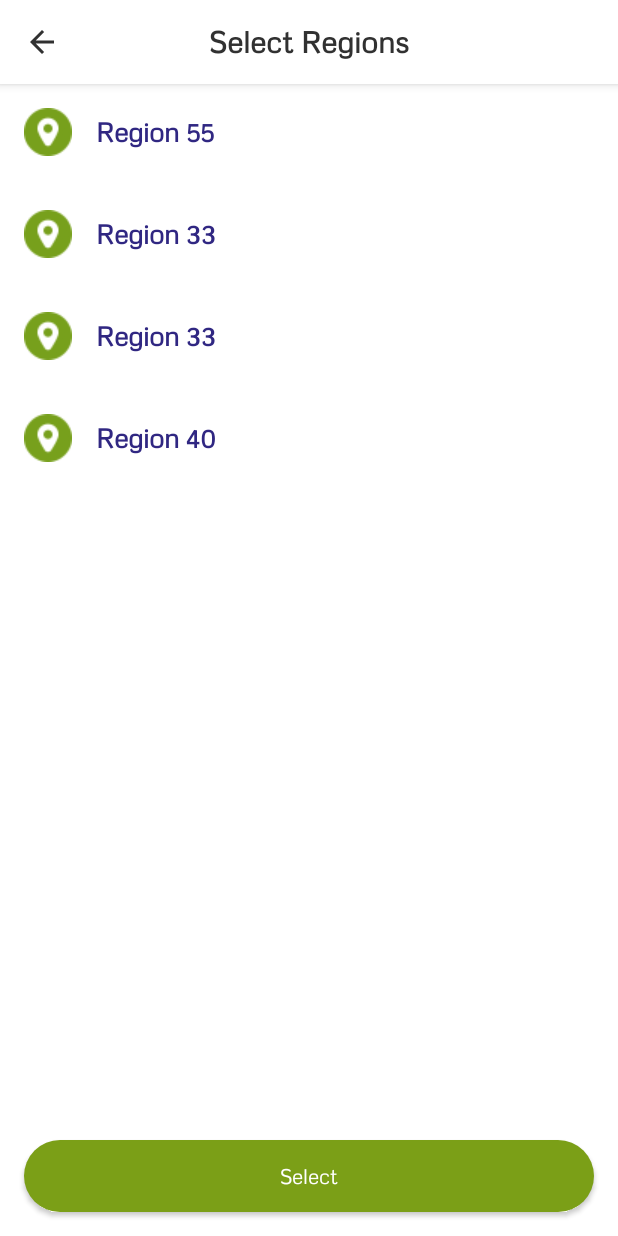
After one commit to hanansabry/CollectAndRecycle, an Android app: the RegionListActivity screen opened directly, with no data from a screen before it, on a phone screen of 412 x 824 dp. The commit adds this screen. Run offline under Robolectric (Android 15) with nearby library versions, the phone set to English and light mode, and no system bars; our stand-ins replace Dagger/Hilt's generated code, Firebase (no records; nobody signed in at launch, a user with empty details on screens opened directly), RxJava, data binding.

Commit message:
add regions ui

```diff
--- a/app/src/main/AndroidManifest.xml
+++ b/app/src/main/AndroidManifest.xml
@@ -14,6 +14,9 @@
         android:supportsRtl="true"
         android:theme="@style/FullScreenAppTheme"
         tools:targetApi="31">
+        <activity
+            android:name=".presentation.regions.RegionListActivity"
+            android:screenOrientation="portrait" />
         <activity
             android:name=".presentation.organization.OrganizationHomeActivity"
             android:screenOrientation="portrait" />
--- a/app/src/main/java/com/app/collectandrecycle/di/ActivityBuildersModule.java
+++ b/app/src/main/java/com/app/collectandrecycle/di/ActivityBuildersModule.java
@@ -4,6 +4,7 @@ package com.app.collectandrecycle.di;
 import com.app.collectandrecycle.di.modules.AuthenticationViewModelModule;
 import com.app.collectandrecycle.di.modules.BaseViewModelModule;
 import com.app.collectandrecycle.di.modules.OrganizationViewModelModule;
+import com.app.collectandrecycle.di.modules.RegionsViewModelModule;
 import com.app.collectandrecycle.presentation.BaseActivity;
 import com.app.collectandrecycle.presentation.MainActivity;
 import com.app.collectandrecycle.presentation.SplashActivity;
@@ -11,6 +12,7 @@ import com.app.collectandrecycle.presentation.authentication.LoginActivity;
 import com.app.collectandrecycle.presentation.authentication.RegisterActivity;
 import com.app.collectandrecycle.presentation.client.ClientHomeActivity;
 import com.app.collectandrecycle.presentation.organization.OrganizationHomeActivity;
+import com.app.collectandrecycle.presentation.regions.RegionListActivity;
 
 import dagger.Module;
 import dagger.android.ContributesAndroidInjector;
@@ -39,4 +41,7 @@ public abstract class ActivityBuildersModule {
     @ContributesAndroidInjector(modules = OrganizationViewModelModule.class)
     abstract OrganizationHomeActivity contributeOrganizationHomeActivity();
 
+    @ContributesAndroidInjector(modules = RegionsViewModelModule.class)
+    abstract RegionListActivity contributeRegionListActivity();
+
 }
--- /dev/null
+++ b/app/src/main/java/com/app/collectandrecycle/presentation/regions/RegionListActivity.java
@@ -0,0 +1,76 @@
+package com.app.collectandrecycle.presentation.regions;
+
+import androidx.appcompat.app.AppCompatActivity;
+import androidx.lifecycle.ViewModelProvider;
+
+import android.content.Intent;
+import android.os.Bundle;
+import android.util.SparseBooleanArray;
+import android.view.View;
+import android.widget.Toast;
+
+import com.app.collectandrecycle.R;
+import com.app.collectandrecycle.data.Region;
+import com.app.collectandrecycle.databinding.ActivityRegionListBinding;
+import com.app.collectandrecycle.di.ViewModelProviderFactory;
+import com.app.collectandrecycle.presentation.BaseActivity;
+import com.app.collectandrecycle.presentation.organization.OrganizationViewModel;
+import com.app.collectandrecycle.utils.Constants;
+
+import java.util.ArrayList;
+import java.util.List;
+
+import javax.inject.Inject;
+
+public class RegionListActivity extends BaseActivity {
+
+    @Inject
+    ViewModelProviderFactory providerFactory;
+    private ActivityRegionListBinding binding;
+    private RegionsAdapter regionsAdapter;
+
+    @Override
+    public View getDataBindingView() {
+        binding = ActivityRegionListBinding.inflate(getLayoutInflater());
+        return binding.getRoot();
+    }
+
+    @Override
+    protected void onCreate(Bundle savedInstanceState) {
+        super.onCreate(savedInstanceState);
+
+        RegionsViewModel regionsViewModel = new ViewModelProvider(getViewModelStore(), providerFactory).get(RegionsViewModel.class);
+        regionsViewModel.retrieveAllRegions();
+        regionsViewModel.getRegionsLiveData().observe(this, regions -> {
+            if (regions != null && !regions.isEmpty()) {
+                regionsAdapter = new RegionsAdapter(regions);
+                binding.regionsRecyclerview.setAdapter(regionsAdapter);
+            }
+        });
+    }
+
+
+    // Method to retrieve selected items
+    private ArrayList<Region> getSelectedItems() {
+        ArrayList<Region> selectedItems = new ArrayList<>();
+        SparseBooleanArray selectedPositions = regionsAdapter.getSelectedItems();
+
+        for (int i = 0; i < selectedPositions.size(); i++) {
+            int position = selectedPositions.keyAt(i);
+            if (selectedPositions.valueAt(i)) {
+                selectedItems.add(regionsAdapter.getItem(position));
+            }
+        }
+        return selectedItems;
+    }
+
+    public void onSelectRegionsClicked(View view) {
+        if (regionsAdapter != null) {
+            ArrayList<Region> selectedRegions = getSelectedItems();
+            Intent data = new Intent();
+            data.putParcelableArrayListExtra(Constants.SELECTED_REGIONS, selectedRegions);
+            setResult(RESULT_OK, data);
+            finish();
+        }
+    }
+}
--- /dev/null
+++ b/app/src/main/java/com/app/collectandrecycle/presentation/regions/RegionsAdapter.java
@@ -0,0 +1,100 @@
+package com.app.collectandrecycle.presentation.regions;
+
+import android.util.SparseBooleanArray;
+import android.view.LayoutInflater;
+import android.view.View;
+import android.view.ViewGroup;
+
+import com.app.collectandrecycle.R;
+import com.app.collectandrecycle.data.Region;
+import com.app.collectandrecycle.databinding.RegionItemLayoutBinding;
+
+import java.util.List;
+
+import androidx.annotation.NonNull;
+import androidx.recyclerview.widget.RecyclerView;
+
+public class RegionsAdapter extends RecyclerView.Adapter<RegionsAdapter.RegionViewHolder> {
+
+    private final List<Region> regionList;
+    private SparseBooleanArray selectedItems; // to store selected items
+
+
+    public RegionsAdapter(List<Region> regionList) {
+        this.regionList = regionList;
+        selectedItems = new SparseBooleanArray();
+    }
+
+    @NonNull
+    @Override
+    public RegionViewHolder onCreateViewHolder(@NonNull ViewGroup parent, int viewType) {
+        RegionItemLayoutBinding binding = RegionItemLayoutBinding.inflate(
+                LayoutInflater.from(parent.getContext()), parent, false
+        );
+        return new RegionViewHolder(binding);
+    }
+
+    @Override
+    public void onBindViewHolder(@NonNull RegionViewHolder holder, int position) {
+        Region region = regionList.get(position);
+        holder.bind(region);
+
+        holder.itemView.setActivated(selectedItems.get(position, false));
+        holder.itemView.setOnClickListener(view -> {
+            // Toggle item selection
+            toggleItemSelection(position);
+        });
+    }
+
+    private void toggleItemSelection(int position) {
+        // Toggle the selection state of the item
+        if (selectedItems.get(position, false)) {
+            selectedItems.delete(position);
+        } else {
+            selectedItems.put(position, true);
+        }
+        // Notify item change to refresh the view
+        notifyItemChanged(position);
+    }
+
+    @Override
+    public int getItemCount() {
+        return regionList.size();
+    }
+
+    public SparseBooleanArray getSelectedItems() {
+        return selectedItems;
+    }
+
+    public void setSelectedItems(SparseBooleanArray selectedItems) {
+        this.selectedItems = selectedItems;
+    }
+
+    public Region getItem(int position) {
+        return regionList.get(position);
+    }
+
+    class RegionViewHolder extends RecyclerView.ViewHolder {
+
+        private final RegionItemLayoutBinding binding;
+
+        public RegionViewHolder(@NonNull RegionItemLayoutBinding binding) {
+            super(binding.getRoot());
+            this.binding = binding;
+        }
+
+        public void bind(Region region) {
+            binding.setRegion(region);
+            // Change background color based on selection state
+            if (selectedItems.get(getAdapterPosition(), false)) {
+                // Item is selected, change background color
+                itemView.setBackgroundColor(itemView.getContext().getResources().getColor(R.color.transparent_gray));
+            } else {
+                // Item is not selected, set default background color
+                itemView.setBackgroundColor(itemView.getContext().getResources().getColor(android.R.color.white));
+            }
+        }
+    }
+
+
+}
--- /dev/null
+++ b/app/src/main/java/com/app/collectandrecycle/presentation/regions/RegionsViewModel.java
@@ -0,0 +1,47 @@
+package com.app.collectandrecycle.presentation.regions;
+
+import com.app.collectandrecycle.data.DatabaseRepository;
+import com.app.collectandrecycle.data.Region;
+import com.app.collectandrecycle.presentation.BaseViewModel;
+
+import java.util.ArrayList;
+import java.util.List;
+
+import javax.inject.Inject;
+
+import androidx.lifecycle.MutableLiveData;
+
+public class RegionsViewModel extends BaseViewModel {
+
+    private final MutableLiveData<List<Region>> regionsLiveData = new MutableLiveData<>();
+
+    @Inject
+    public RegionsViewModel(DatabaseRepository databaseRepository) {
+        super(databaseRepository);
+    }
+
+    public void retrieveAllRegions() {
+        Region r1 = new Region();
+        r1.setName("Region 55");
+
+        Region r2 = new Region();
+        r2.setName("Region 33");
+
+        Region r3 = new Region();
+        r3.setName("Region 22");
+
+        Region r4 = new Region();
+        r4.setName("Region 40");
+        List<Region> regions = new ArrayList<>();
+        regions.add(r1);
+        regions.add(r2);
+        regions.add(r2);
+        regions.add(r4);
+
+        regionsLiveData.postValue(regions);
+    }
+
+    public MutableLiveData<List<Region>> getRegionsLiveData() {
+        return regionsLiveData;
+    }
+}
--- a/app/src/main/java/com/app/collectandrecycle/utils/Constants.java
+++ b/app/src/main/java/com/app/collectandrecycle/utils/Constants.java
@@ -14,4 +14,6 @@ public class Constants {
     public static final String OFFER_ID = "offer_id";
     public static final String OFFERS_NODE = "offers";
     public static final String ADMIN = "admin";
+    public static final int SELECTED_REGIONS_REQUEST_CODE = 522;
+    public static final String SELECTED_REGIONS = "selected_regions";
 }
--- /dev/null
+++ b/app/src/main/res/layout/activity_region_list.xml
@@ -0,0 +1,81 @@
+<?xml version="1.0" encoding="utf-8"?>
+<layout xmlns:app="http://schemas.android.com/apk/res-auto">
+
+    <androidx.constraintlayout.widget.ConstraintLayout xmlns:android="http://schemas.android.com/apk/res/android"
+        xmlns:tools="http://schemas.android.com/tools"
+        android:layout_width="match_parent"
+        android:layout_height="match_parent"
+        tools:context=".presentation.regions.RegionListActivity">
+
+        <com.google.android.material.appbar.AppBarLayout
+            android:id="@+id/appBarLayout"
+            android:layout_width="match_parent"
+            android:layout_height="wrap_content"
+            android:background="@color/white"
+            app:elevation="4dp"
+            app:layout_constraintTop_toTopOf="parent">
+
+            <androidx.appcompat.widget.Toolbar
+                android:id="@+id/toolbar_top"
+                android:layout_width="match_parent"
+                android:layout_height="?attr/actionBarSize"
+                app:layout_collapseMode="pin"
+                android:theme="@style/ThemeOverlay.AppCompat.Dark.ActionBar">
+
+                <ImageButton
+                    android:id="@+id/back_button"
+                    android:layout_width="24dp"
+                    android:layout_height="24dp"
+                    android:layout_gravity="start"
+                    android:layout_margin="8dp"
+                    android:background="@null"
+                    android:scaleType="fitCenter"
+                    android:src="@drawable/ic_arrow_back"
+                    android:onClick="onBackClicked"
+                    app:tint="@color/black_2" />
+
+                <TextView
+                    android:id="@+id/toolbar_title"
+                    android:layout_width="wrap_content"
+                    android:layout_height="wrap_content"
+                    android:layout_gravity="center"
+                    android:textColor="@color/black_2"
+                    android:textSize="20sp"
+                    android:text="@string/select_regions"
+                    android:textFontWeight="700"
+                    tools:text="Select Regions"/>
+
+            </androidx.appcompat.widget.Toolbar>
+        </com.google.android.material.appbar.AppBarLayout>
+
+<!--        <ImageView-->
+<!--            android:id="@+id/map_image"-->
+<!--            android:layout_width="match_parent"-->
+<!--            android:layout_height="200dp"-->
+<!--            android:scaleType="centerInside"-->
+<!--            android:src="@drawable/map__3_"-->
+<!--            app:layout_constraintTop_toBottomOf="@id/appBarLayout"/>-->
+
+        <androidx.recyclerview.widget.RecyclerView
+            android:id="@+id/regions_recyclerview"
+            android:layout_width="match_parent"
+            android:layout_height="wrap_content"
+            android:clipToPadding="false"
+            android:paddingBottom="64dp"
+            app:layoutManager="androidx.recyclerview.widget.LinearLayoutManager"
+            app:layout_constraintTop_toBottomOf="@id/appBarLayout"
+            tools:listitem="@layout/region_item_layout" />
+
+        <Button
+            android:layout_width="match_parent"
+            android:layout_height="wrap_content"
+            android:layout_margin="16dp"
+            android:background="@drawable/cornered_accent_bg"
+            android:onClick="onSelectRegionsClicked"
+            android:text="@string/select"
+            android:textAllCaps="false"
+            android:textColor="@color/white"
+            app:layout_constraintBottom_toBottomOf="parent" />
+
+    </androidx.constraintlayout.widget.ConstraintLayout>
+</layout>
--- /dev/null
+++ b/app/src/main/res/layout/region_item_layout.xml
@@ -0,0 +1,50 @@
+<?xml version="1.0" encoding="utf-8"?>
+<layout xmlns:android="http://schemas.android.com/apk/res/android"
+    xmlns:app="http://schemas.android.com/apk/res-auto"
+    xmlns:tools="http://schemas.android.com/tools">
+
+    <data>
+        <variable
+            name="region"
+            type="com.app.collectandrecycle.data.Region" />
+    </data>
+
+    <androidx.cardview.widget.CardView
+        android:layout_width="match_parent"
+        android:layout_height="wrap_content"
+        android:layout_marginBottom="4dp"
+        app:cardElevation="0dp"
+        app:cardCornerRadius="4dp">
+
+        <androidx.constraintlayout.widget.ConstraintLayout
+            android:layout_width="match_parent"
+            android:layout_height="wrap_content"
+            android:padding="16dp">
+
+            <ImageView
+                android:id="@+id/icon"
+                android:layout_width="wrap_content"
+                android:layout_height="wrap_content"
+                android:src="@drawable/location__2_"
+                app:layout_constraintStart_toStartOf="parent"
+                app:layout_constraintTop_toTopOf="parent" />
+
+            <TextView
+                android:id="@+id/region_name"
+                android:layout_width="wrap_content"
+                android:layout_height="wrap_content"
+                android:layout_marginStart="16dp"
+                android:text="@{region.name}"
+                android:textSize="18sp"
+                android:textColor="@color/colorPrimary"
+                android:textFontWeight="700"
+                app:layout_constraintStart_toEndOf="@id/icon"
+                app:layout_constraintTop_toTopOf="parent"
+                app:layout_constraintBottom_toBottomOf="parent"
+                tools:text="Region 1"/>
+
+        </androidx.constraintlayout.widget.ConstraintLayout>
+
+    </androidx.cardview.widget.CardView>
+
+</layout>
--- a/app/src/main/res/values/strings.xml
+++ b/app/src/main/res/values/strings.xml
@@ -36,4 +36,6 @@
     <string name="items">Items</string>
     <string name="categories">Categories</string>
     <string name="coverage_area">Coverage Area</string>
+    <string name="select_regions">Select Regions</string>
+    <string name="select">Select</string>
 </resources>
```
Also changed, not shown: app/src/main/java/com/app/collectandrecycle/data/Region.java (+41 -1 lines), app/src/main/java/com/app/collectandrecycle/di/modules/RegionsViewModelModule.java (added, +19 -0 lines), app/src/main/java/com/app/collectandrecycle/presentation/organization/OrganizationHomeActivity.java (+20 -4 lines), app/src/main/java/com/app/collectandrecycle/presentation/organization/OrganizationMainItemsAdapter.java (+9 -0 lines), app/src/main/java/com/app/collectandrecycle/presentation/organization/OrganizationViewModel.java (+20 -0 lines), app/src/main/res/layout/activity_organization_home.xml (+15 -23 lines), app/src/main/res/drawable/location__2_.png (added), app/src/main/res/drawable/map__1_.png (added), app/src/main/res/drawable/map__2_.png (added), app/src/main/res/drawable/map__3_.png (added).
